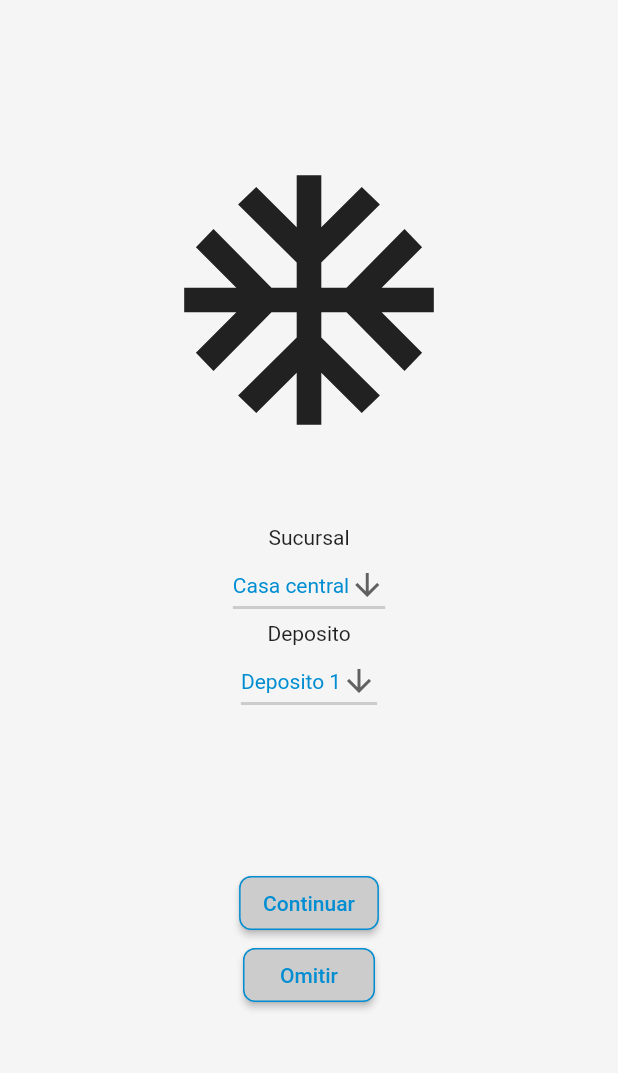
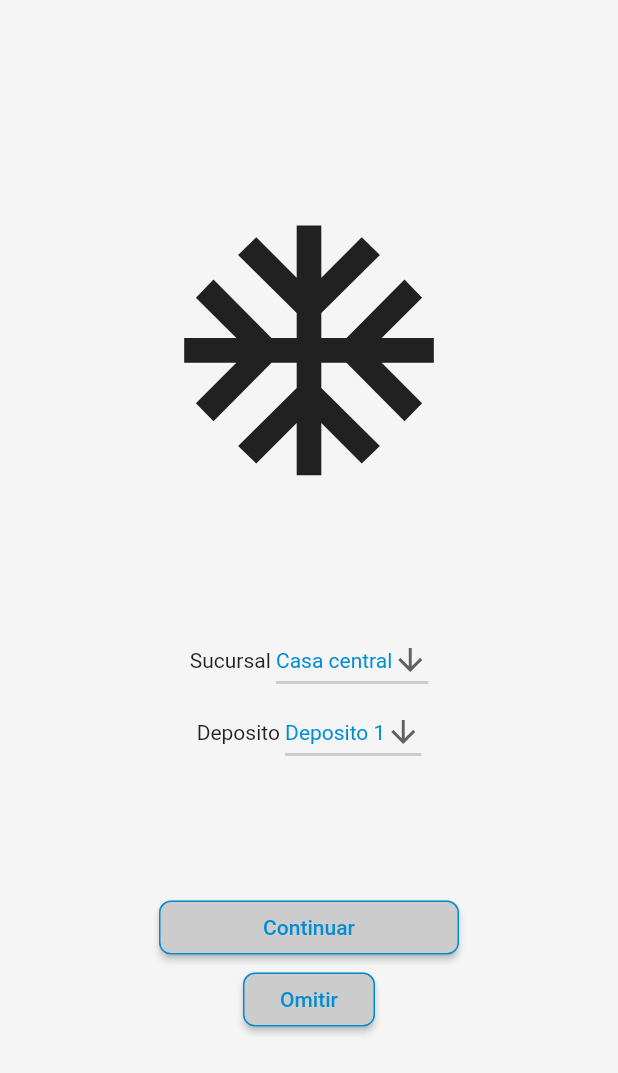
Before and after one commit to spaisariel/proyectos_flutter, a Flutter app: the screen it shows after launch, after a tap on "Ingresar", on a phone screen of 412 x 824 dp. Shown: the top 1073 px of the screen. Run offline on Flutter 3.47's test engine with Material 2 defaults, Android fonts, the light colour scheme and no system bars; our stand-ins replace dio, eva_icons_flutter, lazy_load_scrollview, rxdart; missing offline and left inert: lazy_data_table.

Commit message:
21/10/20 login2

```diff
--- a/lib/screens/login2_screen.dart
+++ b/lib/screens/login2_screen.dart
@@ -17,25 +17,30 @@ class _Login2ScreenState extends State<Login2Screen> {
       backgroundColor: Colors.grey[100],
       body: Center(
         child: Column(
+          mainAxisAlignment: MainAxisAlignment.center,
           children: [
-            SizedBox(
-              height: 100,
-            ),
             Icon(
               Icons.ac_unit,
               size: 200,
             ),
-            SizedBox(
-              height: 50,
+            SizedBox(height: MediaQuery.of(context).size.height * 0.1),
+            Row(
+              mainAxisAlignment: MainAxisAlignment.center,
+              children: [Text('Sucursal '), ComboBoxSucursalWidget()],
             ),
-            Text('Sucursal'),
-            ComboBoxSucursalWidget(),
-            Text('Deposito'),
+            Row(
+              mainAxisAlignment: MainAxisAlignment.center,
+              children: [
+                Text('Deposito '),
                 ComboBoxDepositoWidget(),
-            SizedBox(
-              height: 100,
+              ],
             ),
-            RaisedButton(
+            SizedBox(height: MediaQuery.of(context).size.height * 0.1),
+
+            //Spacer(),
+            ButtonTheme(
+              minWidth: 200.0,
+              child: RaisedButton(
                 color: Style.Colors.secondColor,
                 shape: RoundedRectangleBorder(
                   borderRadius: new BorderRadius.circular(8.0),
@@ -48,6 +53,8 @@ class _Login2ScreenState extends State<Login2Screen> {
                       MaterialPageRoute(builder: (context) => MenuScreen()));
                 },
               ),
+            ),
+
             RaisedButton(
               color: Style.Colors.secondColor,
               shape: RoundedRectangleBorder(
@@ -56,7 +63,10 @@ class _Login2ScreenState extends State<Login2Screen> {
               ),
               child: Text('Omitir',
                   style: TextStyle(color: Style.Colors.mainColor)),
-              onPressed: () {},
+              onPressed: () {
+                Navigator.push(context,
+                    MaterialPageRoute(builder: (context) => MenuScreen()));
+              },
             ),
           ],
         ),
--- a/lib/screens/menu_screen.dart
+++ b/lib/screens/menu_screen.dart
@@ -19,9 +19,9 @@ class _MenuScreenState extends State<MenuScreen> {
       TextStyle(fontSize: 30, fontWeight: FontWeight.bold);
 
   List<Widget> _widgetOptions = <Widget>[
-    //StockScreen(),
+    StockScreen(),
     //AuditoriaScreen(),
-    LoginScreen()
+    //LoginScreen()
   ];
 
   void _onItemTapped(int index) {
--- a/pubspec.yaml
+++ b/pubspec.yaml
@@ -52,6 +52,8 @@ flutter:
   # assets:
   #   - images/a_dot_burr.jpeg
   #   - images/a_dot_ham.jpeg
+  assets:
+    - lib/assets/
 
   # An image asset can refer to one or more resolution-specific "variants", see
   # https://flutter.dev/assets-and-images/#resolution-aware.
```
Also changed, not shown: lib/assets/favicon.png (added). Lines whose indentation alone changed are shown as unchanged.
